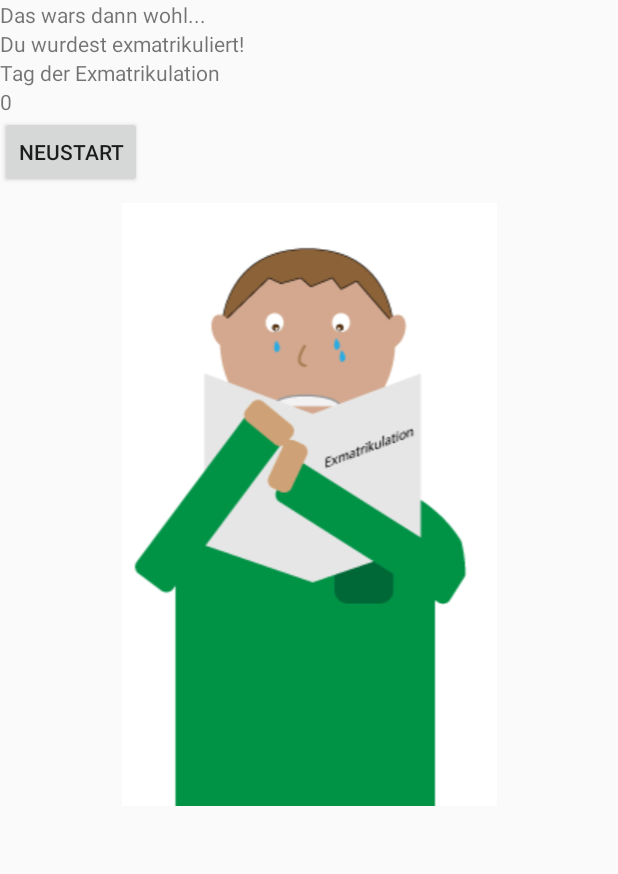
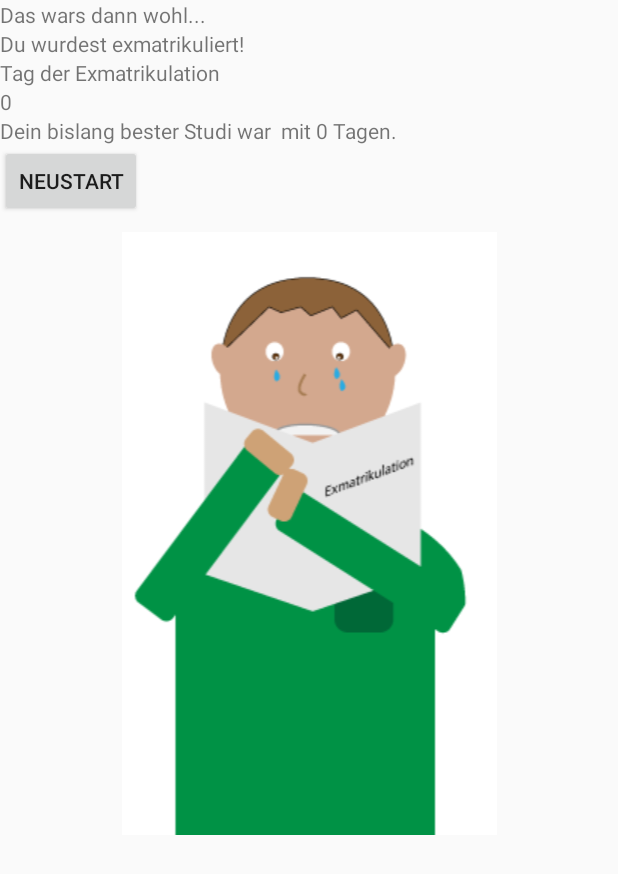
Before and after one commit to lnbs97/Studigotchi, an Android app: the DeathActivity screen opened directly, with no data from a screen before it, on a phone screen of 412 x 824 dp. Shown: the top 874 px of the screen. Run offline under Robolectric (Android 15) with nearby library versions, the phone set to English and light mode, and no system bars.

Commit message:
Highscore hinzugefügt Studientag Anzeige Fehler gefixt

```diff
--- a/app/src/main/java/com/example/studigotchi/DeathActivity.java
+++ b/app/src/main/java/com/example/studigotchi/DeathActivity.java
@@ -14,6 +14,7 @@ import android.widget.TextView;
 public class DeathActivity extends AppCompatActivity {
 
     TextView mScoreTextView;
+    TextView mHighscoreTextView;
     Button mRestartButton;
 
     @Override
@@ -22,11 +23,24 @@ public class DeathActivity extends AppCompatActivity {
         setContentView(R.layout.activity_death_activty);
 
         mScoreTextView = findViewById(R.id.tv_deathscreen_score);
+        mHighscoreTextView = findViewById(R.id.tv_highscore);
         mRestartButton = findViewById(R.id.btn_restart);
 
 
         SharedPreferences sharedPreferences = getSharedPreferences("mySPRFILE", 0);
         int studienTage = sharedPreferences.getInt("studientage", 0);
+        int highscoreTage = sharedPreferences.getInt("highscoreTage", 0);
+        String name = sharedPreferences.getString("name", "");
+
+        if (studienTage > highscoreTage) {
+            highscoreTage = studienTage;
+            sharedPreferences.edit().putInt("highscoreTage", highscoreTage).commit();
+            sharedPreferences.edit().putString("highscoreName", name).commit();
+        }
+
+        String highscoreName = sharedPreferences.getString("highscoreName", name);
+
+        mHighscoreTextView.setText("Dein bislang bester Studi war " + highscoreName + " mit " + highscoreTage + " Tagen.");
         mScoreTextView.setText(String.valueOf(studienTage));
         mRestartButton.setOnClickListener(new View.OnClickListener() {
             @Override
--- a/app/src/main/res/layout/activity_death_activty.xml
+++ b/app/src/main/res/layout/activity_death_activty.xml
@@ -28,6 +28,12 @@
         android:layout_height="wrap_content"
         android:text="0" />
 
+    <TextView
+        android:id="@+id/tv_highscore"
+        android:layout_width="match_parent"
+        android:layout_height="wrap_content"
+        tools:text="Dein bisher bester Studi war Leo mit 20 Tagen." />
+
     <Button
         android:id="@+id/btn_restart"
         android:layout_width="wrap_content"
```
Also changed, not shown: app/src/main/java/com/example/studigotchi/MainActivity.java (+5 -5 lines), app/src/main/java/com/example/studigotchi/firstRunActivity.java (+1 -7 lines), app/src/main/res/layout/activity_main.xml (+9 -10 lines).
